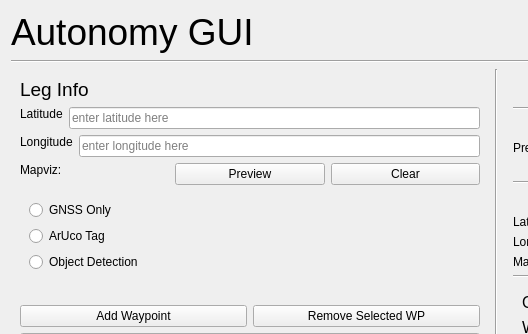
The window that mars_ws/src/autonomy/autonomy_gui.ui (BYUMarsRover/Autonomy-ROS2) describes before a commit, drawn with Qt 5; both pictures show x 0 to 528 and y 0 to 334 of the 1272 by 922 pixel window.
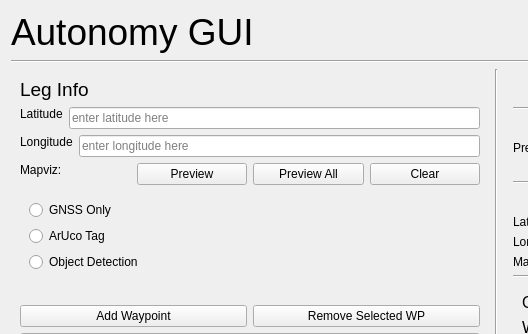
The same window after the commit.

Commit message: preview all loaded waypoints on mapviz with 1 button, different waypoint loading files

Diff of the .ui file:
```diff
--- a/mars_ws/src/autonomy/autonomy_gui.ui
+++ b/mars_ws/src/autonomy/autonomy_gui.ui
@@ -174,6 +174,13 @@
                 </property>
                </widget>
               </item>
+              <item>
+               <widget class="QPushButton" name="PreviewAllMapvizButton">
+                <property name="text">
+                 <string>Preview All</string>
+                </property>
+               </widget>
+              </item>
               <!-- Plan Order Button -->
               <!-- <item>
                <widget class="QPushButton" name="PlanOrderMapvizButton">
```
The commit also changes 4 other files.
